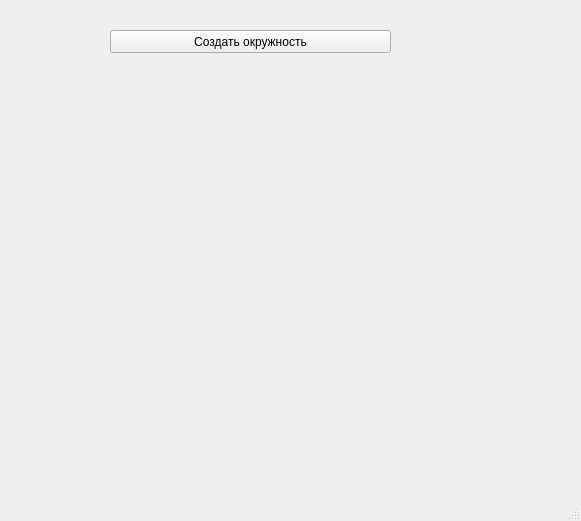
Before: the Qt Designer form UI.ui in Alekcey-Golybev9090/circles, drawn with Qt 5.
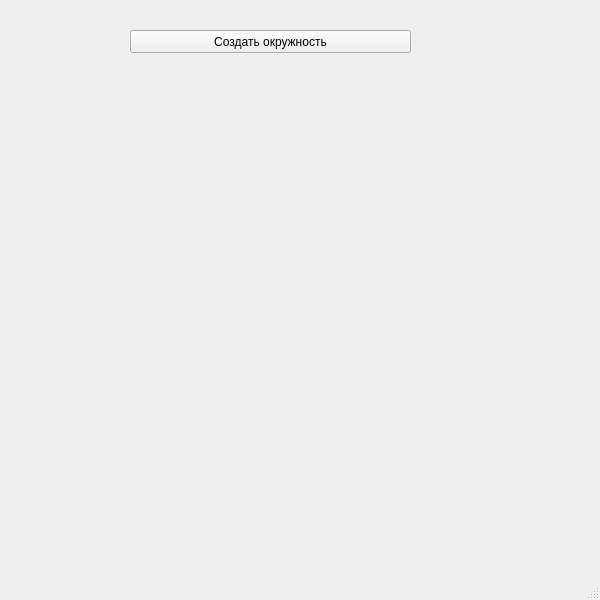
After: the same form once the commit is applied.

What changed in the file:
```diff
--- a/UI.ui
+++ b/UI.ui
@@ -6,8 +6,8 @@
    <rect>
     <x>0</x>
     <y>0</y>
-    <width>581</width>
-    <height>521</height>
+    <width>600</width>
+    <height>600</height>
    </rect>
   </property>
   <property name="windowTitle">
@@ -17,7 +17,7 @@
    <widget class="QPushButton" name="pushButton">
     <property name="geometry">
      <rect>
-      <x>110</x>
+      <x>130</x>
       <y>30</y>
       <width>281</width>
       <height>23</height>
```
Left out of the diff: 4 changed lines with no effect on the pictures.
